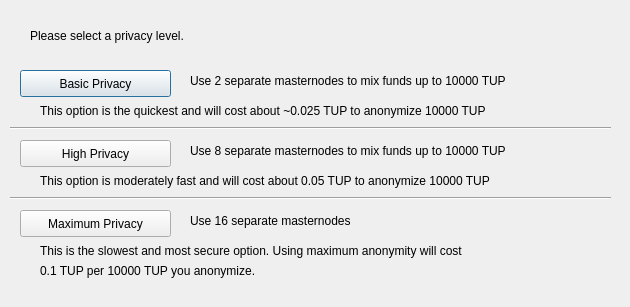
Before: the Qt Designer form src/qt/forms/obfuscationconfig.ui in wealth-coin/TenUp, drawn with Qt 5.
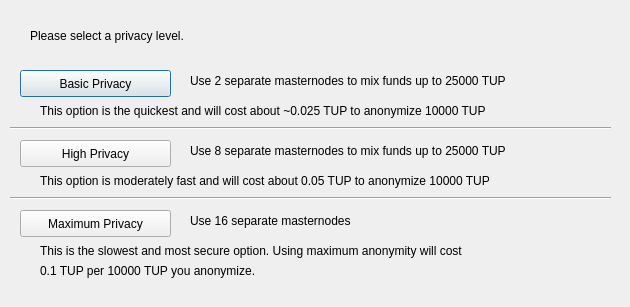
After: the same form once the commit is applied.

The edit to the form file:
```diff
--- a/src/qt/forms/obfuscationconfig.ui
+++ b/src/qt/forms/obfuscationconfig.ui
@@ -75,7 +75,7 @@
     </rect>
    </property>
    <property name="text">
-    <string>Use 2 separate masternodes to mix funds up to 10000 TUP</string>
+    <string>Use 2 separate masternodes to mix funds up to 25000 TUP</string>
    </property>
   </widget>
   <widget class="QLabel" name="label_3">
@@ -88,7 +88,7 @@
     </rect>
    </property>
    <property name="text">
-    <string>Use 8 separate masternodes to mix funds up to 10000 TUP</string>
+    <string>Use 8 separate masternodes to mix funds up to 25000 TUP</string>
    </property>
   </widget>
   <widget class="QLabel" name="label_4">
```
